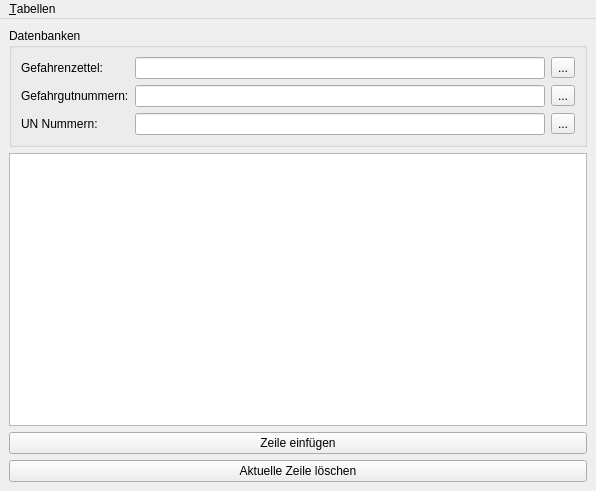
The window that Dialoge/Editor.ui (tuxmaster/Warntafel) describes before a commit, drawn with Qt 5.
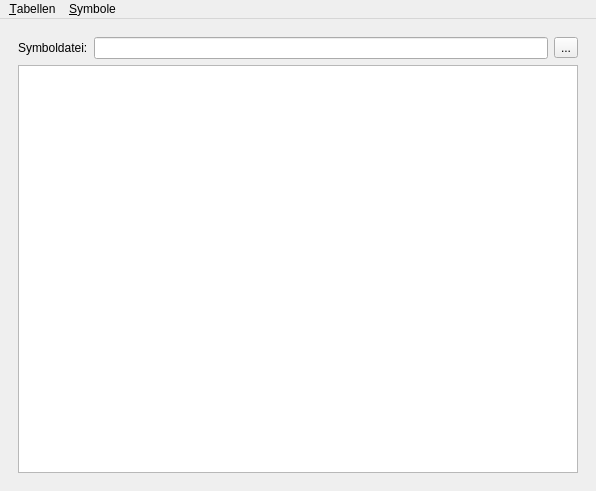
The same window after the commit. The open tabs and pages were chosen to show the change. Icons and pictures are not drawn.

Commit message: - Die Datei mit den Symbole für die Gefahrentafel kann jetzt editiert werden.

Diff of the .ui file:
```diff
--- a/Dialoge/Editor.ui
+++ b/Dialoge/Editor.ui
@@ -18,6 +18,10 @@
     <normaloff>:/Bilder/Bilder/Sonstige/Gefahrtafel.svg</normaloff>:/Bilder/Bilder/Sonstige/Gefahrtafel.svg</iconset>
   </property>
   <widget class="QWidget" name="centralwidget">
+   <layout class="QVBoxLayout" name="verticalLayout_3">
+    <item>
+     <widget class="QStackedWidget" name="Stapel">
+      <widget class="QWidget" name="Datenbanken">
    <layout class="QVBoxLayout" name="verticalLayout_2">
     <item>
      <widget class="QGroupBox" name="boxDatenbanken">
@@ -124,6 +128,42 @@
     </item>
    </layout>
   </widget>
+      <widget class="QWidget" name="Gefahrgutklassensymbole">
+       <layout class="QVBoxLayout" name="verticalLayout_4">
+        <item>
+         <layout class="QFormLayout" name="formLayout_2">
+          <item row="0" column="0">
+           <widget class="QLabel" name="schildSymboldatei">
+            <property name="text">
+             <string>Symboldatei:</string>
+            </property>
+           </widget>
+          </item>
+          <item row="0" column="1">
+           <layout class="QHBoxLayout" name="horizontalLayout_4">
+            <item>
+             <widget class="QLineEdit" name="txtSymboldatei"/>
+            </item>
+            <item>
+             <widget class="QToolButton" name="sfSymbolfpad">
+              <property name="text">
+               <string>...</string>
+              </property>
+             </widget>
+            </item>
+           </layout>
+          </item>
+         </layout>
+        </item>
+        <item>
+         <widget class="QPlainTextEdit" name="txtSymbole"/>
+        </item>
+       </layout>
+      </widget>
+     </widget>
+    </item>
+   </layout>
+  </widget>
   <widget class="QMenuBar" name="Menueleiste">
    <property name="geometry">
     <rect>
@@ -164,7 +204,23 @@
     <addaction name="separator"/>
     <addaction name="action_Beenden"/>
    </widget>
+   <widget class="QMenu" name="menu_Symbole">
+    <property name="title">
+     <string>&amp;Symbole</string>
+    </property>
+    <widget class="QMenu" name="menu_Gefahrgutklasse">
+     <property name="title">
+      <string>&amp;Gefahrgutklasse</string>
+     </property>
+     <addaction name="action_GefahrgutklasseLaden"/>
+     <addaction name="action_GefahrgutklasseSpeichern"/>
+    </widget>
+    <addaction name="action_SymboleAktivieren"/>
+    <addaction name="separator"/>
+    <addaction name="menu_Gefahrgutklasse"/>
+   </widget>
    <addaction name="menu_Tabellen"/>
+   <addaction name="menu_Symbole"/>
   </widget>
   <action name="action_Beenden">
    <property name="text">
```
Left out of the diff: 22 changed lines with no effect on the pictures. Lines whose indentation alone changed are shown as unchanged. The commit also changes 2 other files.
